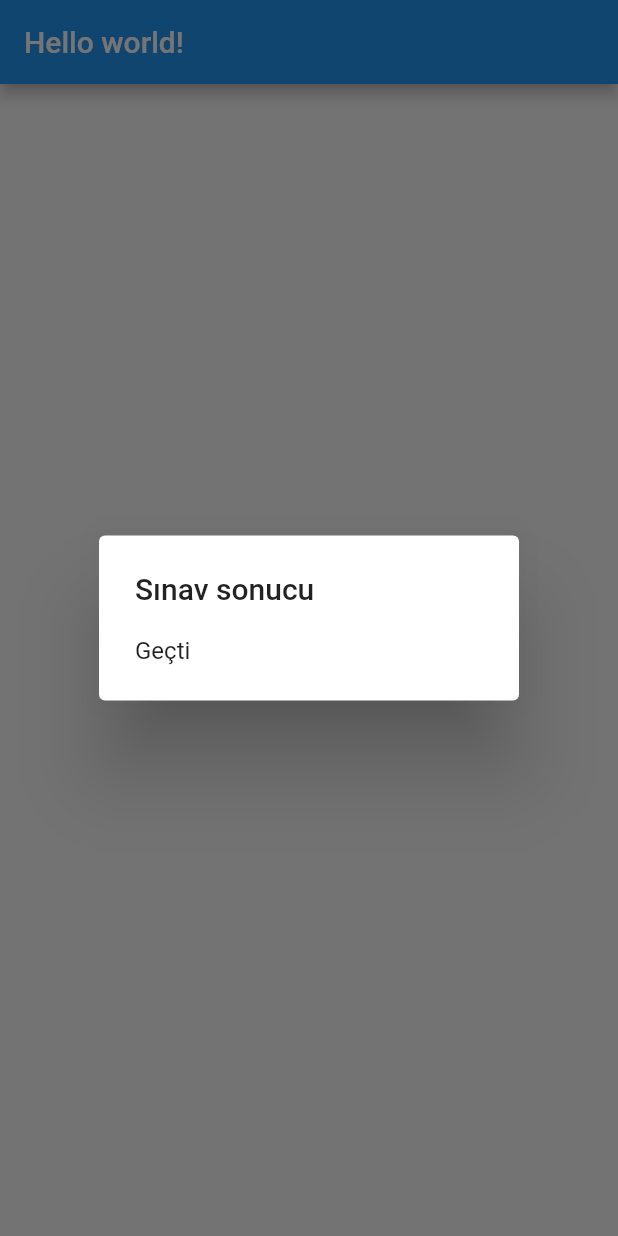
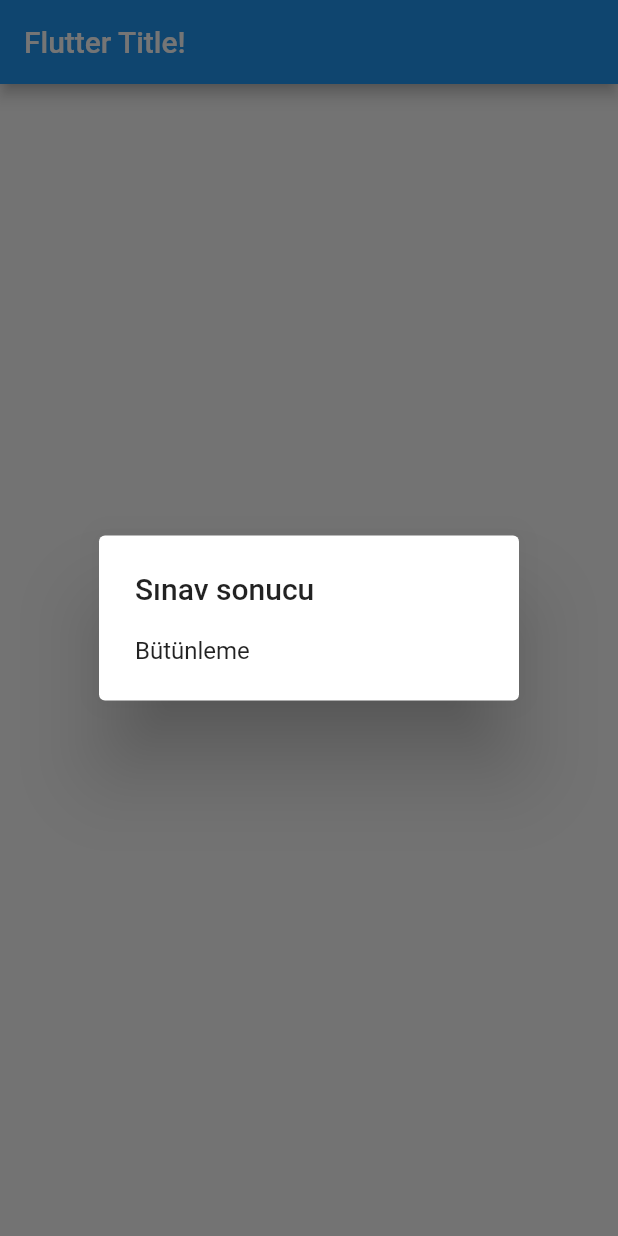
Before and after one commit to emir57/FlutterFundamentals, a Flutter app: the screen it shows after launch, after a tap on "Sonucu gör", on a phone screen of 412 x 824 dp. Run offline on Flutter 3.47's test engine with Material 2 defaults, Android fonts, the phone set to English and light mode, and no system bars; missing offline and left inert: dart:js.

Commit message:
titleMessage

```diff
--- a/lib/main.dart
+++ b/lib/main.dart
@@ -10,7 +10,7 @@ void main() {
 class MyApp extends StatelessWidget {
   @override
   Widget build(BuildContext context) {
-    String titleMessage = "Hello world!";
+    String titleMessage = "Flutter Title!";
     return Scaffold(
       appBar: AppBar(
         title: Text(titleMessage),
@@ -18,7 +18,7 @@ class MyApp extends StatelessWidget {
       body: Center(
         child: ElevatedButton(
           onPressed: () {
-            int score = 65;
+            int score = 45;
             String state = "";
             if (score >= 50) {
               state = "Geçti";
```
